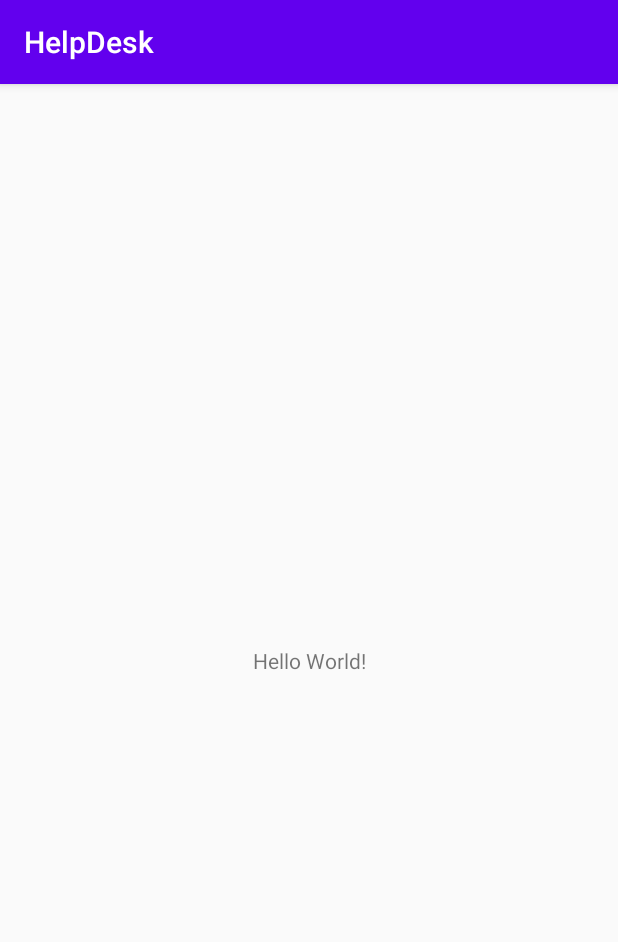
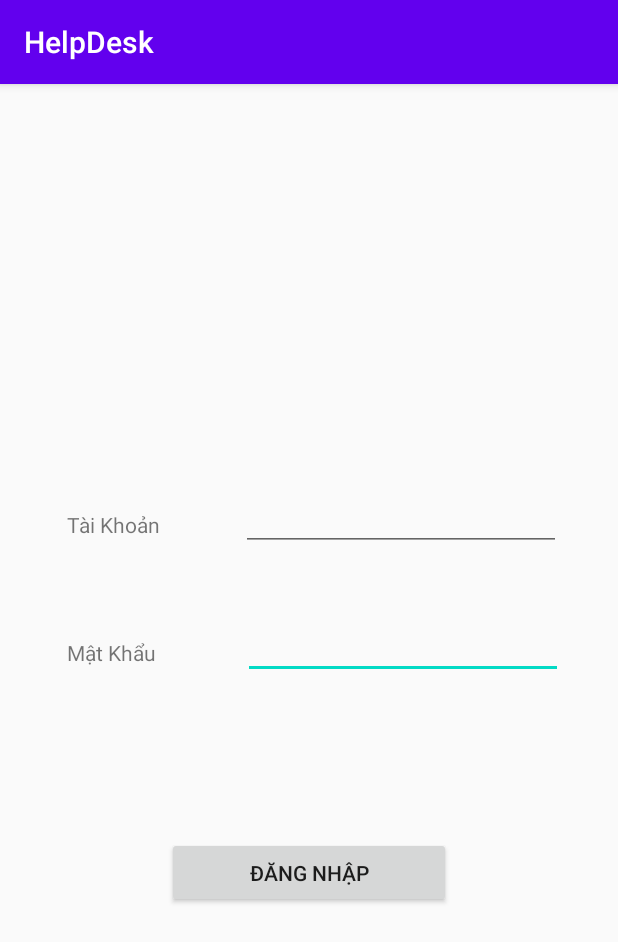
Before and after one commit to b1704735/helpdesk, an Android app: the screen it shows after launch (MainActivity before the commit, LoginActivity after it), on a phone screen of 412 x 824 dp. Shown: the top 942 px of the screen. Run offline under Robolectric (Android 15) with nearby library versions, the phone set to English and light mode, and no system bars; 4 statements that could not run were skipped.

Commit message:
[05-10-20] 4:09 đăng nhập

```diff
--- a/app/src/main/AndroidManifest.xml
+++ b/app/src/main/AndroidManifest.xml
@@ -10,13 +10,14 @@
         android:roundIcon="@mipmap/ic_launcher_round"
         android:supportsRtl="true"
         android:theme="@style/AppTheme">
-        <activity android:name=".MainActivity">
+        <activity android:name=".LoginActivity">
             <intent-filter>
                 <action android:name="android.intent.action.MAIN" />
 
                 <category android:name="android.intent.category.LAUNCHER" />
             </intent-filter>
         </activity>
+    <activity android:name=".MainActivity"></activity>
     </application>
 
 </manifest>
--- /dev/null
+++ b/app/src/main/java/com/example/helpdesk/LoginActivity.java
@@ -0,0 +1,41 @@
+package com.example.helpdesk;
+
+import android.content.Intent;
+import android.os.Bundle;
+import android.view.View;
+import android.widget.Button;
+import android.widget.EditText;
+
+import androidx.annotation.Nullable;
+import androidx.appcompat.app.AppCompatActivity;
+
+public class LoginActivity extends AppCompatActivity {
+    private Button btnDangNhap;
+    private EditText txtTaiKhoan;
+    private EditText txtMatKhau;
+    private String a="hung",b="long";
+    @Override
+    protected void onCreate(@Nullable Bundle savedInstanceState){
+        super.onCreate(savedInstanceState);
+        setContentView(R.layout.activity_login);
+        btnDangNhap = (Button) findViewById(R.id.btnDangNhap);
+        txtTaiKhoan = (EditText) findViewById(R.id.txtTaiKhoan);
+        txtMatKhau = (EditText) findViewById(R.id.txtMatKhau);
+
+        a = txtTaiKhoan.getText().toString();
+        b = txtMatKhau.getText().toString();
+
+
+        btnDangNhap.setOnClickListener(new View.OnClickListener() {
+            @Override
+            public void onClick(View view) {
+
+                if(a.equals("hung") && b.equals("long")){
+                    Intent intent = new Intent(LoginActivity.this, MainActivity.class);
+                    startActivity(intent);
+                }
+
+            }
+        });
+    }
+}
--- /dev/null
+++ b/app/src/main/res/layout/activity_login.xml
@@ -0,0 +1,70 @@
+<?xml version="1.0" encoding="utf-8"?>
+<androidx.constraintlayout.widget.ConstraintLayout xmlns:android="http://schemas.android.com/apk/res/android"
+    xmlns:app="http://schemas.android.com/apk/res-auto"
+    xmlns:tools="http://schemas.android.com/tools"
+    android:id="@+id/txtMatKhau"
+    android:layout_width="match_parent"
+    android:layout_height="match_parent"
+    tools:context=".MainActivity">
+
+    <Button
+        android:id="@+id/btnDangNhap"
+        android:layout_width="189dp"
+        android:layout_height="47dp"
+        android:text="Đăng Nhập"
+        app:layout_constraintBottom_toBottomOf="parent"
+        app:layout_constraintEnd_toEndOf="parent"
+        app:layout_constraintStart_toStartOf="parent"
+        app:layout_constraintTop_toTopOf="parent"
+        app:layout_constraintVertical_bias="0.697" />
+
+    <TextView
+        android:id="@+id/txtTaiKhoan"
+        android:layout_width="66dp"
+        android:layout_height="28dp"
+        android:text="Tài Khoản"
+        app:layout_constraintBottom_toBottomOf="parent"
+        app:layout_constraintEnd_toEndOf="parent"
+        app:layout_constraintHorizontal_bias="0.13"
+        app:layout_constraintStart_toStartOf="parent"
+        app:layout_constraintTop_toTopOf="parent"
+        app:layout_constraintVertical_bias="0.384" />
+
+    <EditText
+        android:id="@+id/txtMatKhau"
+        android:layout_width="wrap_content"
+        android:layout_height="wrap_content"
+        android:ems="10"
+        android:inputType="textPassword"
+        app:layout_constraintBottom_toBottomOf="parent"
+        app:layout_constraintEnd_toEndOf="parent"
+        app:layout_constraintHorizontal_bias="0.815"
+        app:layout_constraintStart_toStartOf="parent"
+        app:layout_constraintTop_toTopOf="parent"
+        app:layout_constraintVertical_bias="0.486" />
+
+    <EditText
+        android:id="@+id/txtTaiKhoan"
+        android:layout_width="wrap_content"
+        android:layout_height="wrap_content"
+        android:ems="10"
+        android:inputType="textPersonName"
+        app:layout_constraintBottom_toBottomOf="parent"
+        app:layout_constraintEnd_toEndOf="parent"
+        app:layout_constraintHorizontal_bias="0.81"
+        app:layout_constraintStart_toStartOf="parent"
+        app:layout_constraintTop_toTopOf="parent"
+        app:layout_constraintVertical_bias="0.368" />
+
+    <TextView
+        android:id="@+id/txtMatKhau"
+        android:layout_width="66dp"
+        android:layout_height="28dp"
+        android:text="Mật Khẩu"
+        app:layout_constraintBottom_toBottomOf="parent"
+        app:layout_constraintEnd_toEndOf="parent"
+        app:layout_constraintHorizontal_bias="0.13"
+        app:layout_constraintStart_toStartOf="parent"
+        app:layout_constraintTop_toTopOf="parent"
+        app:layout_constraintVertical_bias="0.499" />
+</androidx.constraintlayout.widget.ConstraintLayout>
--- a/app/src/main/res/layout/activity_main.xml
+++ b/app/src/main/res/layout/activity_main.xml
@@ -7,6 +7,7 @@
     tools:context=".MainActivity">
 
     <TextView
+        android:id="@+id/textView"
         android:layout_width="wrap_content"
         android:layout_height="wrap_content"
         android:text="Hello World!"
```
